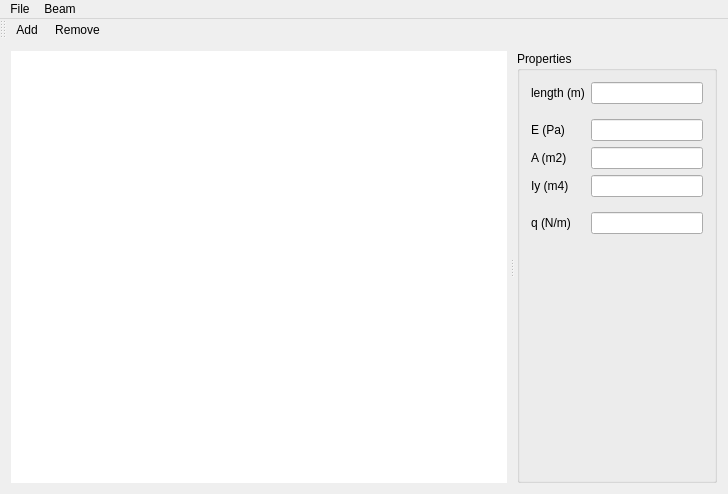
Old version of the form ch_qt/beam_app/mainwindow.ui in the repository lunarc/cpp_course.
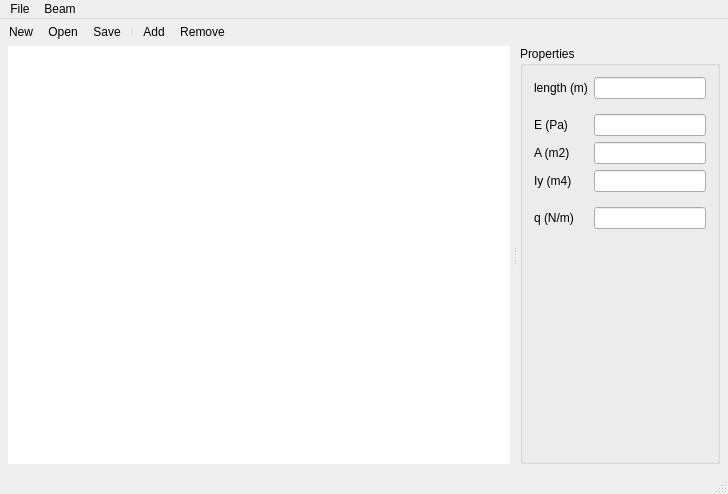
New version of the form. Icons and pictures are not drawn. Custom widgets are drawn as their Qt base class.

Patch:
```diff
--- a/ch_qt/beam_app/mainwindow.ui
+++ b/ch_qt/beam_app/mainwindow.ui
@@ -15,6 +15,21 @@
   </property>
   <widget class="QWidget" name="centralWidget">
    <layout class="QVBoxLayout" name="verticalLayout">
+    <property name="spacing">
+     <number>0</number>
+    </property>
+    <property name="leftMargin">
+     <number>8</number>
+    </property>
+    <property name="topMargin">
+     <number>2</number>
+    </property>
+    <property name="rightMargin">
+     <number>8</number>
+    </property>
+    <property name="bottomMargin">
+     <number>8</number>
+    </property>
     <item>
      <widget class="QSplitter" name="splitter">
       <property name="orientation">
@@ -179,12 +194,14 @@
    </property>
    <property name="styleSheet">
     <string notr="true">QToolBar {
-    spacing: 3px; /* spacing between items in the tool bar */
-	border: 0px;
+    border-width: 1px;
+    border-bottom-style: solid;
+	border-top-style: solid;
+    /*border-color: rgb(226, 226, 226);*/
 }</string>
    </property>
    <property name="movable">
-    <bool>true</bool>
+    <bool>false</bool>
    </property>
    <property name="floatable">
     <bool>true</bool>
@@ -195,9 +212,14 @@
    <attribute name="toolBarBreak">
     <bool>false</bool>
    </attribute>
+   <addaction name="actionNew"/>
+   <addaction name="actionOpen"/>
+   <addaction name="actionSave"/>
+   <addaction name="separator"/>
    <addaction name="addSectionAction"/>
    <addaction name="removeSectionAction"/>
   </widget>
+  <widget class="QStatusBar" name="statusBar"/>
   <action name="addSectionAction">
    <property name="text">
     <string>Add</string>
```
Left out of the diff: 30 changed lines with no effect on the pictures.
